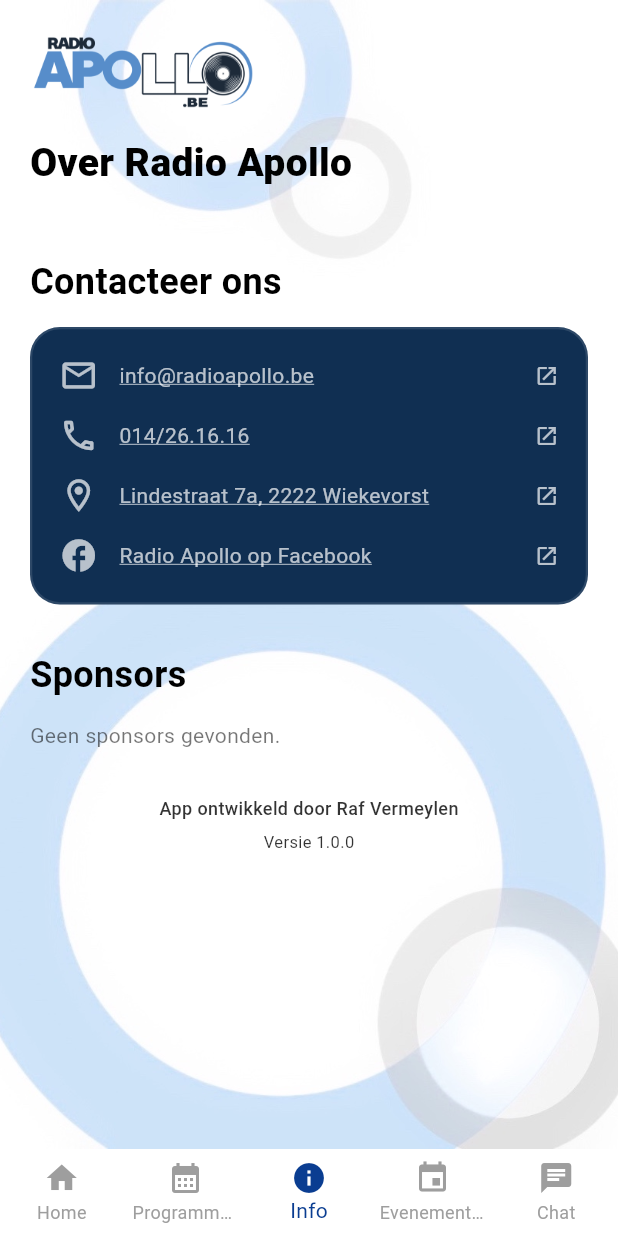
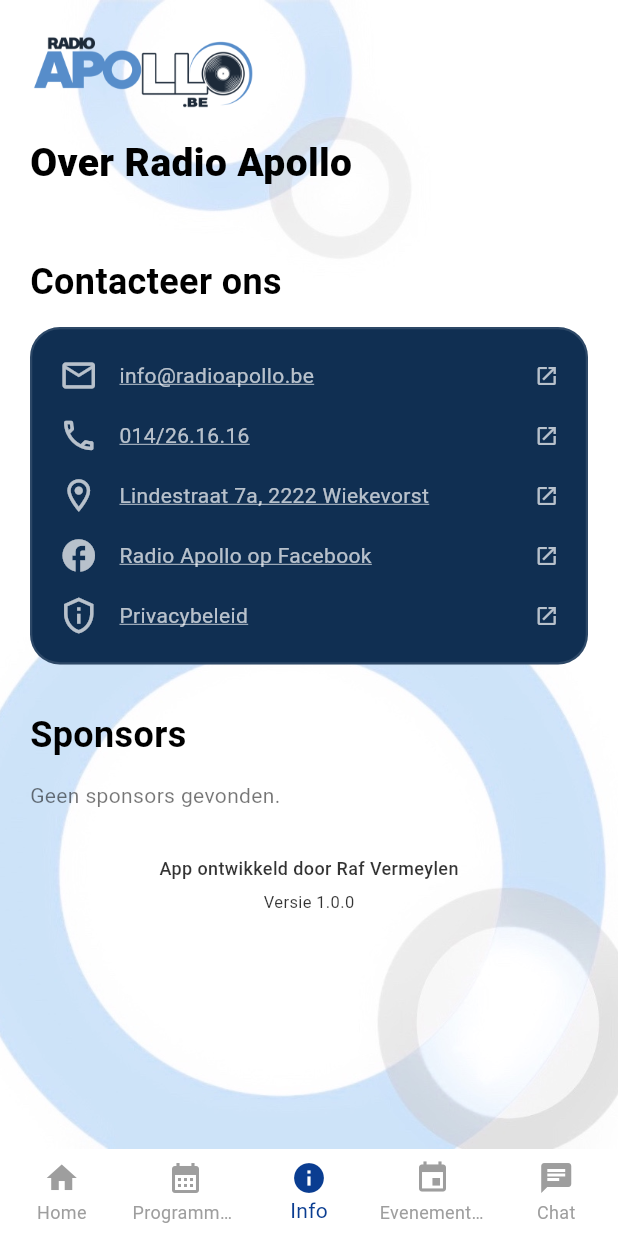
Before and after one commit to radioapollo/radio-apollo-app, a Flutter app: the screen it shows after launch, swiped to page 3, on a phone screen of 412 x 824 dp. Run offline on Flutter 3.47's test engine with Material 3 defaults, Android fonts, the phone set to English and light mode, and no system bars; our stand-ins replace audio_service, cached_network_image, cloud_firestore, connectivity_plus, firebase_core, just_audio and 1 more; missing offline and left inert: flutter_chrome_cast; accounts and stored records are empty; Roboto replaces fonts that are missing (Sans).

Commit message:
Small changes

```diff
--- a/lib/widgets/info/contact_section.dart
+++ b/lib/widgets/info/contact_section.dart
@@ -23,6 +23,7 @@
   static const String _addressMap = 'https://g.co/kgs/3MCbeHw';
   static const String _facebookUrl =
       'https://www.facebook.com/people/Radio-Apollo/100039974545481/';
+  static const String _privacyUrl = 'https://radioapollo.github.io/radio-apollo-app/';
 
   @override
   Widget build(BuildContext context) {
@@ -53,6 +54,12 @@
             icon: Icons.facebook,
             label: 'Radio Apollo op Facebook',
             onTap: () => UrlLauncherUtils.openUrl(_facebookUrl),
+          ),
+          const SizedBox(height: AppDimensions.spaceLarge),
+          _ContactRow(
+            icon:  Icons.privacy_tip_outlined,
+            label: 'Privacybeleid',
+            onTap: () => UrlLauncherUtils.openUrl(_privacyUrl),
           ),
         ],
       ),
```
Also changed, not shown: 2 other files.
